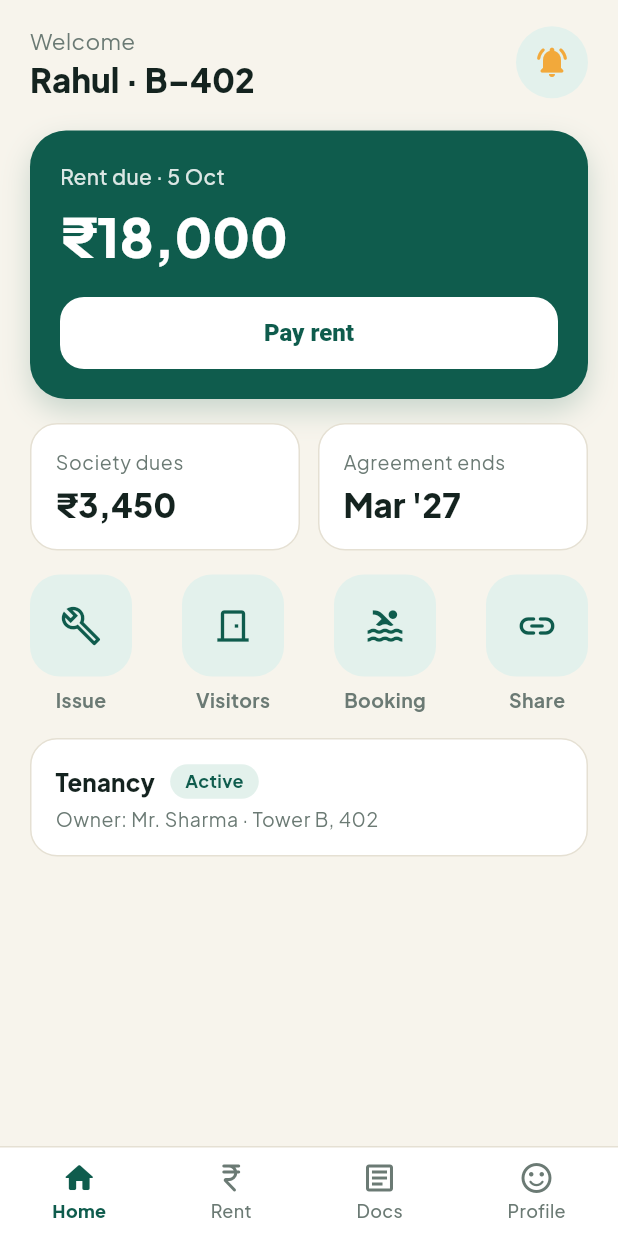
After one commit to opgupta1993-code/societyhub, a Flutter app: the TenantHomeScreen screen opened by its route, on a phone screen of 412 x 824 dp. The commit adds this screen. Run offline on Flutter 3.47's test engine with Material 3 defaults, Android fonts, the phone set to English and light mode, and no system bars; our stand-ins replace flutter_riverpod, go_router, google_fonts.

Commit message:
Implement Tenant Home screen matching user wireframe screenshot

```diff
--- a/lib/app/router/app_router.dart
+++ b/lib/app/router/app_router.dart
@@ -4,10 +4,10 @@ import 'package:go_router/go_router.dart';
 import '../../core/providers/auth_provider.dart';
 import '../../features/auth/screens/login_screen.dart';
 import '../../features/auth/screens/register_screen.dart';
-import '../../features/common/screens/home_dashboard_screen.dart';
 import '../../features/common/screens/notifications_screen.dart';
 import '../../features/common/screens/profile_screen.dart';
 import '../../features/common/screens/feature_placeholder_screen.dart';
+import '../../features/resident/screens/tenant_home_screen.dart';
 import '../../features/resident/screens/pay_bill_screen.dart';
 
 final routerProvider = Provider<GoRouter>((ref) {
@@ -40,7 +40,7 @@ final routerProvider = Provider<GoRouter>((ref) {
       ),
       GoRoute(
         path: '/home',
-        builder: (context, state) => const HomeDashboardScreen(), // A3
+        builder: (context, state) => const TenantHomeScreen(), // A3 / Tenant Home
       ),
       GoRoute(
         path: '/notifications',
--- /dev/null
+++ b/lib/features/resident/screens/tenant_home_screen.dart
@@ -0,0 +1,385 @@
+import 'package:flutter/material.dart';
+import 'package:flutter_riverpod/flutter_riverpod.dart';
+import 'package:go_router/go_router.dart';
+
+import '../../../app/theme/app_colors.dart';
+import '../../../core/providers/auth_provider.dart';
+import '../../../shared/widgets/app_card.dart';
+
+/// Screen: Tenant Home Dashboard (from wireframe image)
+class TenantHomeScreen extends ConsumerStatefulWidget {
+  const TenantHomeScreen({super.key});
+
+  @override
+  ConsumerState<TenantHomeScreen> createState() => _TenantHomeScreenState();
+}
+
+class _TenantHomeScreenState extends ConsumerState<TenantHomeScreen> {
+  int _currentIndex = 0;
+
+  @override
+  Widget build(BuildContext context) {
+    final text = Theme.of(context).textTheme;
+    final authState = ref.watch(authProvider);
+    final user = authState.user;
+
+    final userName = user?.name ?? 'Rahul';
+    final blockFlat = user?.blockFlat ?? 'B–402';
+
+    return Scaffold(
+      backgroundColor: AppColors.bg,
+      body: SafeArea(
+        child: SingleChildScrollView(
+          padding: const EdgeInsets.symmetric(horizontal: 20, vertical: 16),
+          child: Column(
+            crossAxisAlignment: CrossAxisAlignment.start,
+            children: [
+              // Top Header Row
+              Row(
+                mainAxisAlignment: MainAxisAlignment.spaceBetween,
+                crossAxisAlignment: CrossAxisAlignment.center,
+                children: [
+                  Column(
+                    crossAxisAlignment: CrossAxisAlignment.start,
+                    children: [
+                      Text(
+                        'Welcome',
+                        style: text.bodyMedium?.copyWith(
+                          color: AppColors.mute,
+                          fontSize: 15,
+                        ),
+                      ),
+                      const SizedBox(height: 2),
+                      Text(
+                        '$userName · $blockFlat',
+                        style: text.titleLarge?.copyWith(
+                          fontWeight: FontWeight.w800,
+                          color: AppColors.ink,
+                          fontSize: 22,
+                        ),
+                      ),
+                    ],
+                  ),
+                  InkWell(
+                    onTap: () => context.push('/notifications'),
+                    borderRadius: BorderRadius.circular(24),
+                    child: Container(
+                      width: 48,
+                      height: 48,
+                      decoration: const BoxDecoration(
+                        color: AppColors.tint,
+                        shape: BoxShape.circle,
+                      ),
+                      child: const Icon(
+                        Icons.notifications_active_rounded,
+                        color: AppColors.amber,
+                        size: 24,
+                      ),
+                    ),
+                  ),
+                ],
+              ),
+              const SizedBox(height: 20),
+
+              // Hero Rent Card (Dark Teal Rounded Box)
+              Container(
+                width: double.infinity,
+                padding: const EdgeInsets.all(20),
+                decoration: BoxDecoration(
+                  color: AppColors.primary,
+                  borderRadius: BorderRadius.circular(24),
+                  boxShadow: [
+                    BoxShadow(
+                      color: AppColors.primary.withValues(alpha: 0.2),
+                      blurRadius: 16,
+                      offset: const Offset(0, 8),
+                    ),
+                  ],
+                ),
+                child: Column(
+                  crossAxisAlignment: CrossAxisAlignment.start,
+                  children: [
+                    Text(
+                      'Rent due · 5 Oct',
+                      style: text.bodyMedium?.copyWith(
+                        color: Colors.white.withValues(alpha: 0.85),
+                        fontSize: 14,
+                        fontWeight: FontWeight.w500,
+                      ),
+                    ),
+                    const SizedBox(height: 8),
+                    Text(
+                      '₹18,000',
+                      style: text.headlineLarge?.copyWith(
+                        color: Colors.white,
+                        fontWeight: FontWeight.w800,
+                        fontSize: 36,
+                      ),
+                    ),
+                    const SizedBox(height: 18),
+                    SizedBox(
+                      width: double.infinity,
+                      height: 48,
+                      child: ElevatedButton(
+                        style: ElevatedButton.styleFrom(
+                          backgroundColor: Colors.white,
+                          foregroundColor: AppColors.primary,
+                          elevation: 0,
+                          shape: RoundedRectangleBorder(
+                            borderRadius: BorderRadius.circular(16),
+                          ),
+                          textStyle: const TextStyle(
+                            fontSize: 16,
+                            fontWeight: FontWeight.w800,
+                          ),
+                        ),
+                        onPressed: () => context.push('/rent'),
+                        child: const Text('Pay rent'),
+                      ),
+                    ),
+                  ],
+                ),
+              ),
+              const SizedBox(height: 16),
+
+              // Middle Stat Cards (Society dues & Agreement ends)
+              Row(
+                children: [
+                  Expanded(
+                    child: AppCard(
+                      padding: const EdgeInsets.all(16),
+                      child: Column(
+                        crossAxisAlignment: CrossAxisAlignment.start,
+                        children: [
+                          Text(
+                            'Society dues',
+                            style: text.bodySmall?.copyWith(
+                              color: AppColors.mute,
+                              fontSize: 13,
+                            ),
+                          ),
+                          const SizedBox(height: 6),
+                          Text(
+                            '₹3,450',
+                            style: text.titleLarge?.copyWith(
+                              fontWeight: FontWeight.w800,
+                              color: AppColors.ink,
+                              fontSize: 22,
+                            ),
+                          ),
+                        ],
+                      ),
+                    ),
+                  ),
+                  const SizedBox(width: 12),
+                  Expanded(
+                    child: AppCard(
+                      padding: const EdgeInsets.all(16),
+                      child: Column(
+                        crossAxisAlignment: CrossAxisAlignment.start,
+                        children: [
+                          Text(
+                            'Agreement ends',
+                            style: text.bodySmall?.copyWith(
+                              color: AppColors.mute,
+                              fontSize: 13,
+                            ),
+                          ),
+                          const SizedBox(height: 6),
+                          Text(
+                            "Mar '27",
+                            style: text.titleLarge?.copyWith(
+                              fontWeight: FontWeight.w800,
+                              color: AppColors.ink,
+                              fontSize: 22,
+                            ),
+                          ),
+                        ],
+                      ),
+                    ),
+                  ),
+                ],
+              ),
+              const SizedBox(height: 16),
+
+              // Quick Action Tiles (Issue, Visitors, Booking, Share)
+              Row(
+                mainAxisAlignment: MainAxisAlignment.spaceBetween,
+                children: [
+                  _actionTile(
+                    context,
+                    icon: Icons.build_outlined,
+                    label: 'Issue',
+                    onTap: () => context.push('/complaints'),
+                  ),
+                  _actionTile(
+                    context,
+                    icon: Icons.door_front_door_outlined,
+                    label: 'Visitors',
+                    onTap: () => context.push('/visitors'),
+                  ),
+                  _actionTile(
+                    context,
+                    icon: Icons.pool_outlined,
+                    label: 'Booking',
+                    onTap: () => context.push('/amenities'),
+                  ),
+                  _actionTile(
+                    context,
+                    icon: Icons.link_rounded,
+                    label: 'Share',
+                    onTap: () => context.push('/shared-access'),
+                  ),
+                ],
+              ),
+              const SizedBox(height: 16),
+
+              // Tenancy Info Card
+              AppCard(
+                padding: const EdgeInsets.all(16),
+                child: Row(
+                  children: [
+                    Expanded(
+                      child: Column(
+                        crossAxisAlignment: CrossAxisAlignment.start,
+                        children: [
+                          Row(
+                            children: [
+                              Text(
+                                'Tenancy',
+                                style: text.titleMedium?.copyWith(
+                                  fontWeight: FontWeight.w800,
+                                  color: AppColors.ink,
+                                ),
+                              ),
+                              const SizedBox(width: 10),
+                              Container(
+                                padding: const EdgeInsets.symmetric(
+                                  horizontal: 10,
+                                  vertical: 3,
+                                ),
+                                decoration: BoxDecoration(
+                                  color: AppColors.tint,
+                                  borderRadius: BorderRadius.circular(12),
+                                ),
+                                child: const Text(
+                                  'Active',
+                                  style: TextStyle(
+                                    color: AppColors.primary,
+                                    fontSize: 12,
+                                    fontWeight: FontWeight.w700,
+                                  ),
+                                ),
+                              ),
+                            ],
+                          ),
+                          const SizedBox(height: 4),
+                          Text(
+                            'Owner: Mr. Sharma · Tower B, 402',
+                            style: text.bodySmall?.copyWith(
+                              color: AppColors.mute,
+                              fontSize: 13,
+                            ),
+                          ),
+                        ],
+                      ),
+                    ),
+                  ],
+                ),
+              ),
+            ],
+          ),
+        ),
+      ),
+      bottomNavigationBar: Container(
+        decoration: const BoxDecoration(
+          color: Colors.white,
+          border: Border(top: BorderSide(color: AppColors.line, width: 1)),
+        ),
+        child: SafeArea(
+          child: Padding(
+            padding: const EdgeInsets.symmetric(vertical: 8),
+            child: Row(
+              mainAxisAlignment: MainAxisAlignment.spaceAround,
+              children: [
+                _navItem(0, Icons.home_outlined, Icons.home_rounded, 'Home'),
+                _navItem(1, Icons.currency_rupee_rounded, Icons.currency_rupee_rounded, 'Rent', route: '/rent'),
+                _navItem(2, Icons.article_outlined, Icons.article_rounded, 'Docs', route: '/documents'),
+                _navItem(3, Icons.sentiment_satisfied_alt_rounded, Icons.sentiment_satisfied_alt_rounded, 'Profile', route: '/profile'),
+              ],
+            ),
+          ),
+        ),
+      ),
+    );
+  }
+
+  Widget _actionTile(
+    BuildContext context, {
+    required IconData icon,
+    required String label,
+    required VoidCallback onTap,
+  }) {
+    return Column(
+      children: [
+        InkWell(
+          onTap: onTap,
+          borderRadius: BorderRadius.circular(20),
+          child: Container(
+            width: 68,
+            height: 68,
+            decoration: BoxDecoration(
+              color: AppColors.tint,
+              borderRadius: BorderRadius.circular(20),
+            ),
+            child: Icon(
+              icon,
+              color: AppColors.primary,
+              size: 28,
+            ),
+          ),
+        ),
+        const SizedBox(height: 6),
+        Text(
+          label,
+          style: const TextStyle(
+            fontSize: 13,
+            fontWeight: FontWeight.w700,
+            color: AppColors.mute,
+          ),
+        ),
+      ],
+    );
+  }
+
+  Widget _navItem(int index, IconData icon, IconData activeIcon, String label, {String? route}) {
+    final isSelected = _currentIndex == index;
+    return InkWell(
+      onTap: () {
+        setState(() => _currentIndex = index);
+        if (route != null) {
+          context.push(route);
+        }
+      },
+      child: Column(
+        mainAxisSize: MainAxisSize.min,
+        children: [
+          Icon(
+            isSelected ? activeIcon : icon,
+            color: isSelected ? AppColors.primary : AppColors.mute,
+            size: 24,
+          ),
+          const SizedBox(height: 2),
+          Text(
+            label,
+            style: TextStyle(
+              fontSize: 12,
+              fontWeight: isSelected ? FontWeight.w800 : FontWeight.w500,
+              color: isSelected ? AppColors.primary : AppColors.mute,
+            ),
+          ),
+        ],
+      ),
+    );
+  }
+}
```
